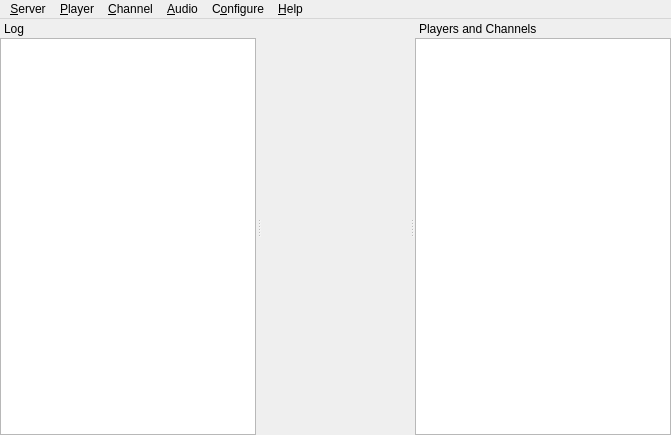
This is src/mumble/MainWindow.ui in mumble-voip/mumble as Qt 5 draws it before an edit. The edited form follows.
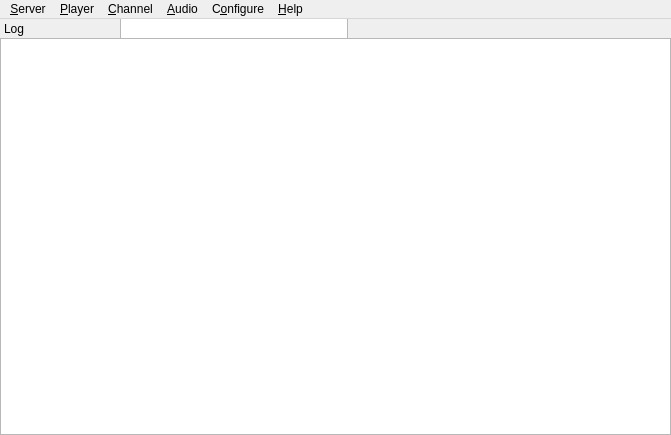
This is the edited form.

Commit message: Make the player model the central widget.

```diff
--- a/src/mumble/MainWindow.ui
+++ b/src/mumble/MainWindow.ui
@@ -12,16 +12,34 @@
   <property name="dockOptions" >
    <set>QMainWindow::AllowNestedDocks|QMainWindow::AllowTabbedDocks|QMainWindow::AnimatedDocks|QMainWindow::VerticalTabs</set>
   </property>
-  <widget class="QWidget" name="centralwidget" >
-   <property name="geometry" >
-    <rect>
-     <x>76</x>
-     <y>29</y>
-     <width>648</width>
-     <height>549</height>
-    </rect>
-   </property>
-  </widget>
+    <widget class="QTreeView" name="qtvPlayers" >
+     <property name="geometry" >
+      <rect>
+       <x>120</x>
+       <y>-10</y>
+       <width>228</width>
+       <height>319</height>
+      </rect>
+     </property>
+     <property name="contextMenuPolicy" >
+      <enum>Qt::CustomContextMenu</enum>
+     </property>
+     <property name="acceptDrops" >
+      <bool>true</bool>
+     </property>
+     <property name="dragEnabled" >
+      <bool>true</bool>
+     </property>
+     <property name="indentation" >
+      <number>10</number>
+     </property>
+     <property name="rootIsDecorated" >
+      <bool>false</bool>
+     </property>
+     <property name="uniformRowHeights" >
+      <bool>true</bool>
+     </property>
+    </widget>
   <widget class="QMenuBar" name="menubar" >
    <property name="geometry" >
     <rect>
@@ -129,53 +147,6 @@
      </property>
    </widget>
   </widget>
-  <widget class="QDockWidget" name="qdwPlayers" >
-   <property name="windowTitle" >
-    <string>Players and Channels</string>
-   </property>
-   <property name="geometry" >
-    <rect>
-     <x>339</x>
-     <y>29</y>
-     <width>332</width>
-     <height>406</height>
-    </rect>
-   </property>
-   <property name="features" >
-    <set>QDockWidget::DockWidgetMovable</set>
-   </property>
-   <attribute name="dockWidgetArea" >
-    <number>2</number>
-   </attribute>
-    <widget class="QTreeView" name="qtvPlayers" >
-     <property name="geometry" >
-      <rect>
-       <x>120</x>
-       <y>-10</y>
-       <width>228</width>
-       <height>319</height>
-      </rect>
-     </property>
-     <property name="contextMenuPolicy" >
-      <enum>Qt::CustomContextMenu</enum>
-     </property>
-     <property name="acceptDrops" >
-      <bool>true</bool>
-     </property>
-     <property name="dragEnabled" >
-      <bool>true</bool>
-     </property>
-     <property name="indentation" >
-      <number>10</number>
-     </property>
-     <property name="rootIsDecorated" >
-      <bool>false</bool>
-     </property>
-     <property name="uniformRowHeights" >
-      <bool>true</bool>
-     </property>
-    </widget>
-  </widget>
   <action name="qaQuit" >
    <property name="text" >
     <string>&amp;Quit Mumble</string>
```
The commit also changes 1 other file.
